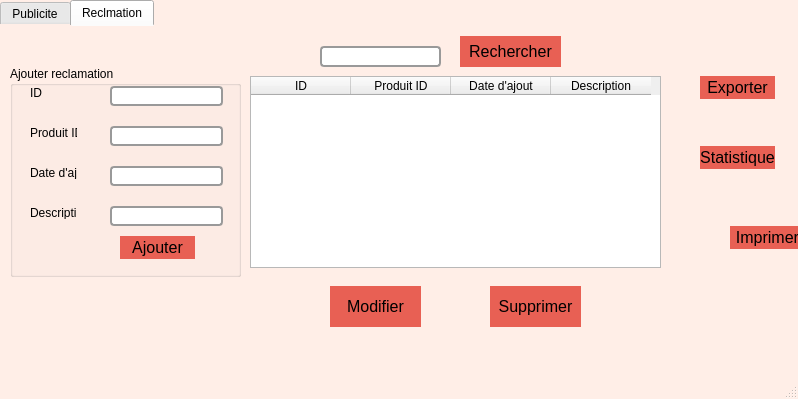
First picture: the form in test12/mainwindow.ui, repository aidlisalma/Delivaro, before the edit.
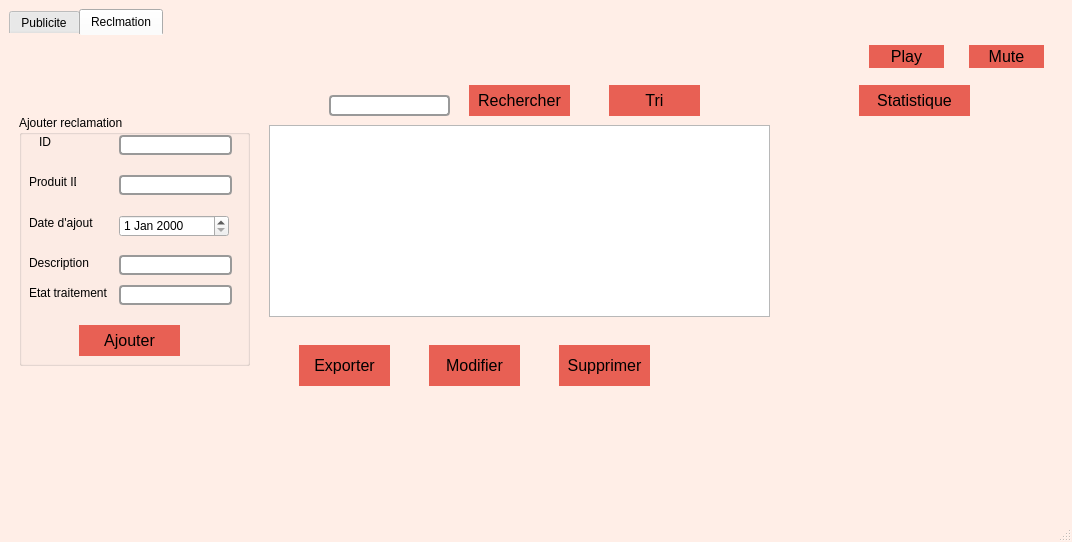
Second picture: the form after the edit. The open tabs and pages were chosen to show the change. Custom widgets are drawn as their Qt base class.

Patch:
```diff
--- a/test12/mainwindow.ui
+++ b/test12/mainwindow.ui
@@ -6,8 +6,8 @@
    <rect>
     <x>0</x>
     <y>0</y>
-    <width>798</width>
-    <height>399</height>
+    <width>1072</width>
+    <height>542</height>
    </rect>
   </property>
   <property name="windowTitle">
@@ -21,15 +21,9 @@
 }</string>
   </property>
   <widget class="QWidget" name="centralwidget">
+   <layout class="QHBoxLayout" name="horizontalLayout_2">
+    <item>
    <widget class="QTabWidget" name="tabWidget">
-    <property name="geometry">
-     <rect>
-      <x>0</x>
-      <y>0</y>
-      <width>801</width>
-      <height>381</height>
-     </rect>
-    </property>
     <property name="styleSheet">
      <string notr="true">
 
@@ -398,100 +392,11 @@
      <widget class="QPushButton" name="pushButton_12">
       <property name="geometry">
        <rect>
-        <x>700</x>
-        <y>60</y>
-        <width>75</width>
-        <height>23</height>
-       </rect>
-      </property>
-      <property name="styleSheet">
-       <string notr="true">QPushButton {
- background-color:#e86054;  /* Green */ 
-  border: none;
- /* color: gray; 
-  padding: 15px 32px;*/
-  text-align: center;
-  font-size: 16px;
-	border:9px;
-}
-QPushButton:hover{
-
-background-color:#e0987b;
-color:#7d2b20;
-}
-QPushButton:click{
-
-background-color:#FCDBCE;
-}</string>
-      </property>
-      <property name="text">
-       <string>Exporter</string>
-      </property>
-     </widget>
-     <widget class="QPushButton" name="pushButton_13">
-      <property name="geometry">
-       <rect>
-        <x>700</x>
-        <y>120</y>
-        <width>75</width>
-        <height>23</height>
-       </rect>
-      </property>
-      <property name="styleSheet">
-       <string notr="true">QPushButton {
- background-color:#e86054;  /* Green */ 
-  border: none;
- /* color: gray; 
-  padding: 15px 32px;*/
-  text-align: center;
-  font-size: 16px;
-	border:9px;
-}
-QPushButton:hover{
-
-background-color:#e0987b;
-color:#7d2b20;
-}
-QPushButton:click{
-
-background-color:#FCDBCE;
-}</string>
-      </property>
-      <property name="text">
-       <string>PushButton</string>
-      </property>
-     </widget>
-     <widget class="QPushButton" name="pushButton_14">
-      <property name="geometry">
-       <rect>
-        <x>700</x>
-        <y>180</y>
-        <width>75</width>
-        <height>23</height>
-       </rect>
-      </property>
-      <property name="styleSheet">
-       <string notr="true">QPushButton {
- background-color:#e86054;  /* Green */ 
-  border: none;
- /* color: gray; 
-  padding: 15px 32px;*/
-  text-align: center;
-  font-size: 16px;
-	border:9px;
-}
-QPushButton:hover{
-
-background-color:#e0987b;
-color:#7d2b20;
-}
-QPushButton:click{
-
-background-color:#FCDBCE;
-}</string>
-      </property>
-      <property name="text">
-       <string>PushButton</string>
+          <x>800</x>
+          <y>50</y>
+          <width>251</width>
+          <height>281</height>
+         </rect>
       </property>
      </widget>
     </widget>
@@ -503,9 +408,9 @@
       <property name="geometry">
        <rect>
         <x>10</x>
-        <y>40</y>
+          <y>80</y>
         <width>231</width>
-        <height>211</height>
+          <height>251</height>
        </rect>
       </property>
       <property name="title">
@@ -527,7 +432,7 @@
       <widget class="QLabel" name="label_2">
        <property name="geometry">
         <rect>
-         <x>20</x>
+           <x>10</x>
          <y>60</y>
          <width>47</width>
          <height>13</height>
@@ -540,10 +445,10 @@
       <widget class="QLabel" name="label_3">
        <property name="geometry">
         <rect>
-         <x>20</x>
+           <x>10</x>
          <y>100</y>
-         <width>47</width>
-         <height>13</height>
+           <width>71</width>
+           <height>16</height>
         </rect>
        </property>
        <property name="text">
@@ -553,10 +458,10 @@
       <widget class="QLabel" name="label_4">
        <property name="geometry">
         <rect>
-         <x>20</x>
+           <x>10</x>
          <y>140</y>
-         <width>47</width>
-         <height>13</height>
+           <width>61</width>
+           <height>16</height>
         </rect>
        </property>
        <property name="text">
@@ -566,10 +471,10 @@
       <widget class="QPushButton" name="pushButton">
        <property name="geometry">
         <rect>
-         <x>110</x>
-         <y>170</y>
-         <width>75</width>
-         <height>23</height>
+           <x>60</x>
+           <y>210</y>
+           <width>101</width>
+           <height>31</height>
         </rect>
        </property>
        <property name="styleSheet">
@@ -653,11 +558,37 @@
 }</string>
        </property>
       </widget>
+        <widget class="QDateEdit" name="dateEdit_2">
+         <property name="enabled">
+          <bool>true</bool>
+         </property>
+         <property name="geometry">
+          <rect>
+           <x>100</x>
+           <y>100</y>
+           <width>110</width>
+           <height>22</height>
+          </rect>
+         </property>
+        </widget>
+        <widget class="QLabel" name="label_9">
+         <property name="geometry">
+          <rect>
+           <x>10</x>
+           <y>170</y>
+           <width>81</width>
+           <height>16</height>
+          </rect>
+         </property>
+         <property name="text">
+          <string>Etat traitement</string>
+         </property>
+        </widget>
       <widget class="QLineEdit" name="lineEdit_3">
        <property name="geometry">
         <rect>
          <x>100</x>
-         <y>100</y>
+           <y>170</y>
          <width>113</width>
          <height>20</height>
         </rect>
@@ -677,7 +608,7 @@
       <property name="geometry">
        <rect>
         <x>320</x>
-        <y>20</y>
+          <y>60</y>
         <width>121</width>
         <height>21</height>
        </rect>
@@ -696,7 +627,7 @@
       <property name="geometry">
        <rect>
         <x>460</x>
-        <y>10</y>
+          <y>50</y>
         <width>101</width>
         <height>31</height>
        </rect>
@@ -725,109 +656,13 @@
        <string>Rechercher</string>
       </property>
      </widget>
-     <widget class="QTableWidget" name="tableWidget">
-      <property name="geometry">
-       <rect>
-        <x>250</x>
-        <y>50</y>
-        <width>411</width>
-        <height>192</height>
-       </rect>
-      </property>
-      <column>
-       <property name="text">
-        <string>ID</string>
-       </property>
-      </column>
-      <column>
-       <property name="text">
-        <string>Produit ID</string>
-       </property>
-      </column>
-      <column>
-       <property name="text">
-        <string>Date d'ajout</string>
-       </property>
-      </column>
-      <column>
-       <property name="text">
-        <string>Description</string>
-       </property>
-      </column>
-     </widget>
-     <widget class="QPushButton" name="pushButton_3">
-      <property name="geometry">
-       <rect>
-        <x>330</x>
-        <y>260</y>
-        <width>91</width>
-        <height>41</height>
-       </rect>
-      </property>
-      <property name="styleSheet">
-       <string notr="true">QPushButton {
- background-color:#e86054;  /* Green */ 
-  border: none;
- /* color: gray; 
-  padding: 15px 32px;*/
-  text-align: center;
-  font-size: 16px;
-	border:9px;
-}
-QPushButton:hover{
-
-background-color:#e0987b;
-color:#7d2b20;
-}
-QPushButton:click{
-
-background-color:#FCDBCE;
-}</string>
-      </property>
-      <property name="text">
-       <string>Modifier</string>
-      </property>
-     </widget>
-     <widget class="QPushButton" name="pushButton_4">
-      <property name="geometry">
-       <rect>
-        <x>490</x>
-        <y>260</y>
-        <width>91</width>
-        <height>41</height>
-       </rect>
-      </property>
-      <property name="styleSheet">
-       <string notr="true">QPushButton {
- background-color:#e86054;  /* Green */ 
-  border: none;
- /* color: gray; 
-  padding: 15px 32px;*/
-  text-align: center;
-  font-size: 16px;
-	border:9px;
-}
-QPushButton:hover{
-
-background-color:#e0987b;
-color:#7d2b20;
-}
-QPushButton:click{
-
-background-color:#FCDBCE;
-}</string>
-      </property>
-      <property name="text">
-       <string>Supprimer</string>
-      </property>
-     </widget>
      <widget class="QPushButton" name="pushButton_5">
       <property name="geometry">
        <rect>
-        <x>700</x>
+          <x>850</x>
         <y>50</y>
-        <width>75</width>
-        <height>23</height>
+          <width>111</width>
+          <height>31</height>
        </rect>
       </property>
       <property name="styleSheet">
@@ -851,16 +686,16 @@
 }</string>
       </property>
       <property name="text">
-       <string>Exporter</string>
+         <string>Statistique</string>
       </property>
      </widget>
      <widget class="QPushButton" name="pushButton_6">
       <property name="geometry">
        <rect>
-        <x>700</x>
-        <y>120</y>
-        <width>75</width>
-        <height>23</height>
+          <x>290</x>
+          <y>310</y>
+          <width>91</width>
+          <height>41</height>
        </rect>
       </property>
       <property name="styleSheet">
@@ -884,14 +719,136 @@
 }</string>
       </property>
       <property name="text">
-       <string>Statistique</string>
+         <string>Exporter</string>
+        </property>
+       </widget>
+       <widget class="QTableView" name="tableView_2">
+        <property name="geometry">
+         <rect>
+          <x>260</x>
+          <y>90</y>
+          <width>501</width>
+          <height>192</height>
+         </rect>
+        </property>
+       </widget>
+       <widget class="QPushButton" name="pushButton_15">
+        <property name="geometry">
+         <rect>
+          <x>600</x>
+          <y>50</y>
+          <width>91</width>
+          <height>31</height>
+         </rect>
+        </property>
+        <property name="styleSheet">
+         <string notr="true">QPushButton {
+ background-color:#e86054;  /* Green */ 
+  border: none;
+ /* color: gray; 
+  padding: 15px 32px;*/
+  text-align: center;
+  font-size: 16px;
+	border:9px;
+}
+QPushButton:hover{
+
+background-color:#e0987b;
+color:#7d2b20;
+}
+QPushButton:click{
+
+background-color:#FCDBCE;
+}</string>
+        </property>
+        <property name="text">
+         <string>Tri</string>
+        </property>
+       </widget>
+       <widget class="QPushButton" name="pushButton_3">
+        <property name="geometry">
+         <rect>
+          <x>420</x>
+          <y>310</y>
+          <width>91</width>
+          <height>41</height>
+         </rect>
+        </property>
+        <property name="styleSheet">
+         <string notr="true">QPushButton {
+ background-color:#e86054;  /* Green */ 
+  border: none;
+ /* color: gray; 
+  padding: 15px 32px;*/
+  text-align: center;
+  font-size: 16px;
+	border:9px;
+}
+QPushButton:hover{
+
+background-color:#e0987b;
+color:#7d2b20;
+}
+QPushButton:click{
+
+background-color:#FCDBCE;
+}</string>
+        </property>
+        <property name="text">
+         <string>Modifier</string>
+        </property>
+        <property name="checkable">
+         <bool>true</bool>
+        </property>
+       </widget>
+       <widget class="QPushButton" name="pushButton_4">
+        <property name="geometry">
+         <rect>
+          <x>550</x>
+          <y>310</y>
+          <width>91</width>
+          <height>41</height>
+         </rect>
+        </property>
+        <property name="styleSheet">
+         <string notr="true">QPushButton {
+ background-color:#e86054;  /* Green */ 
+  border: none;
+ /* color: gray; 
+  padding: 15px 32px;*/
+  text-align: center;
+  font-size: 16px;
+	border:9px;
+}
+QPushButton:hover{
+
+background-color:#e0987b;
+color:#7d2b20;
+}
+QPushButton:click{
+
+background-color:#FCDBCE;
+}</string>
+        </property>
+        <property name="text">
+         <string>Supprimer</string>
+        </property>
+       </widget>
+       <widget class="QCustomPlot" name="widget" native="true">
+        <property name="geometry">
+         <rect>
+          <x>780</x>
+          <y>100</y>
+          <width>271</width>
+          <height>271</height>
+         </rect>
       </property>
      </widget>
      <widget class="QPushButton" name="pushButton_7">
       <property name="geometry">
        <rect>
-        <x>730</x>
-        <y>200</y>
+          <x>960</x>
+          <y>10</y>
         <width>75</width>
         <height>23</height>
        </rect>
@@ -917,11 +874,46 @@
 }</string>
       </property>
       <property name="text">
-       <string>Imprimer</string>
-      </property>
-     </widget>
-    </widget>
-   </widget>
+         <string>Mute</string>
+        </property>
+       </widget>
+       <widget class="QPushButton" name="pushButton_13">
+        <property name="geometry">
+         <rect>
+          <x>860</x>
+          <y>10</y>
+          <width>75</width>
+          <height>23</height>
+         </rect>
+        </property>
+        <property name="styleSheet">
+         <string notr="true">QPushButton {
+ background-color:#e86054;  /* Green */ 
+  border: none;
+ /* color: gray; 
+  padding: 15px 32px;*/
+  text-align: center;
+  font-size: 16px;
+	border:9px;
+}
+QPushButton:hover{
+
+background-color:#e0987b;
+color:#7d2b20;
+}
+QPushButton:click{
+
+background-color:#FCDBCE;
+}</string>
+        </property>
+        <property name="text">
+         <string>Play</string>
+        </property>
+       </widget>
+      </widget>
+     </widget>
+    </item>
+   </layout>
   </widget>
   <widget class="QMenuBar" name="menubar">
    <property name="geometry">
@@ -935,6 +927,14 @@
   </widget>
   <widget class="QStatusBar" name="statusbar"/>
  </widget>
+ <customwidgets>
+  <customwidget>
+   <class>QCustomPlot</class>
+   <extends>QWidget</extends>
+   <header location="global">qcustomplot.h</header>
+   <container>1</container>
+  </customwidget>
+ </customwidgets>
  <resources/>
  <connections/>
 </ui>
```
Left out of the diff: 152 changed lines with no effect on the pictures. Lines whose indentation alone changed are shown as unchanged.
